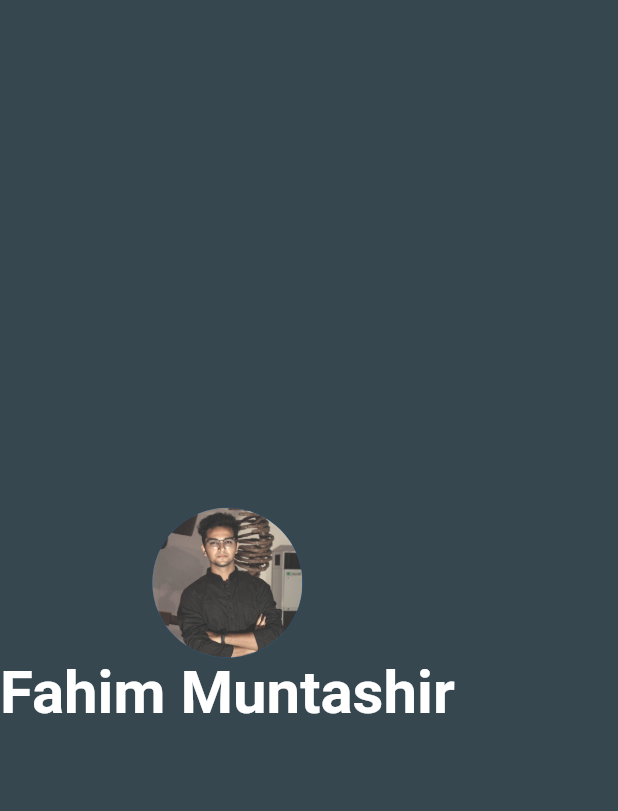
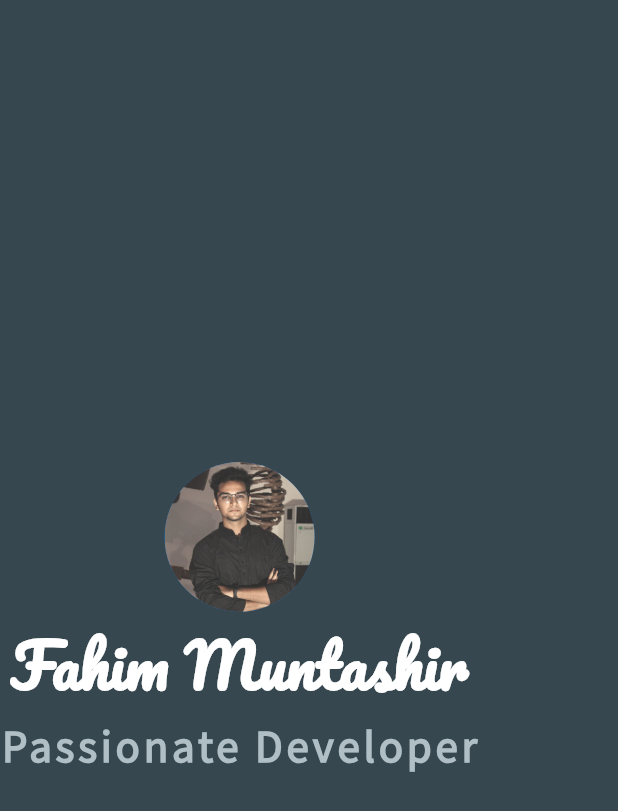
Before and after one commit to FahimMuntashir/Flutter-ProfilePageUI, a Flutter app: the screen it shows after launch, on a phone screen of 412 x 824 dp. Shown: the top 811 px of the screen. Run offline on Flutter 3.47's test engine with Material 2 defaults, Android fonts, the phone set to English and light mode, and no system bars.

Commit message:
add fonts

```diff
--- a/lib/main.dart
+++ b/lib/main.dart
@@ -22,17 +22,27 @@ class Home extends StatelessWidget {
           children: <Widget>[
             CircleAvatar(
               radius: 50,
-              backgroundImage: AssetImage('images/fahim.jpg') ,
+              backgroundImage: AssetImage('images/fahim.jpg'),
             ),
-            Text('Fahim Muntashir',
+            Text(
+              'Fahim Muntashir',
               style: TextStyle(
                 fontSize: 40.0,
                 color: Colors.white,
                 fontWeight: FontWeight.bold,
-              ) ,
+                fontFamily: 'Pacifico',
+              ),
             ),
+            Text('Passionate Developer',
+              style: TextStyle(
+                fontSize: 30.0,
+                color: Colors.blueGrey[200],
+                letterSpacing: 2.5,
+                fontWeight: FontWeight.bold,
+                fontFamily: 'Source Sans Pro'
 
-
+              ),
+            ),
           ],
         ),
       ),
```
Also changed, not shown: pubspec.yaml (+7 -4 lines), fonts/Pacifico-Regular.ttf (added), fonts/SourceSansPro-Regular.ttf (added).
